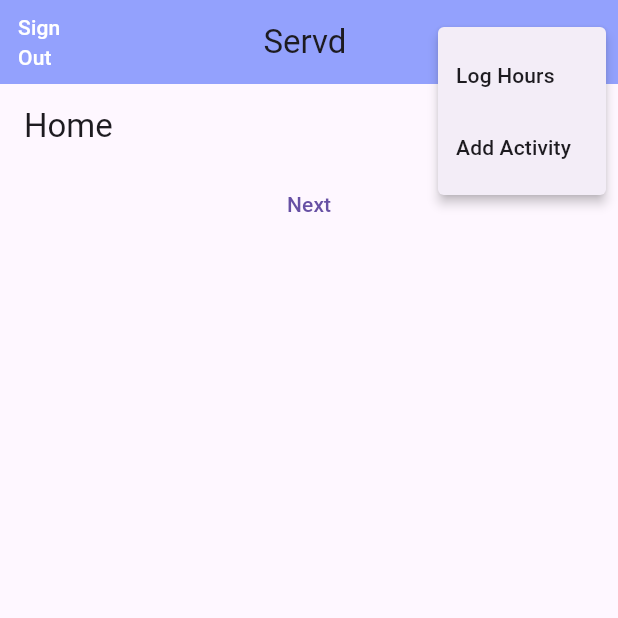
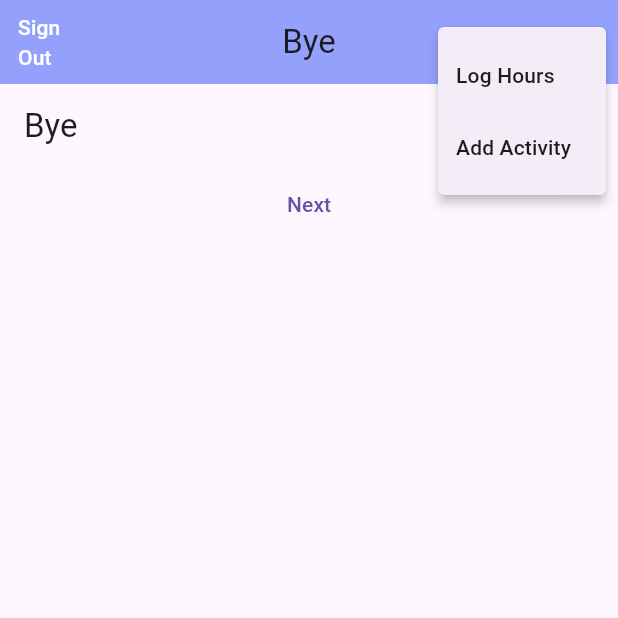
Before and after one commit to jasminepalit/served, a Flutter app: the screen it shows once a user with an empty profile is signed in, after a tap on "Log", on a phone screen of 412 x 824 dp, the top half of it. Run offline on Flutter 3.47's test engine with Material 3 defaults, Android fonts, the phone set to English and light mode, and no system bars; our stand-ins replace cloud_firestore, firebase_auth, firebase_core; accounts and stored records are empty.

Commit message:
worked on getting peoples names

```diff
--- a/lib/HomePage.dart
+++ b/lib/HomePage.dart
@@ -5,17 +5,19 @@ import 'firebase_options.dart';
 import 'package:firebase_auth/firebase_auth.dart';
 import 'MainScreen.dart';
 import 'VolunteerFormPage.dart';
+import 'main.dart';
 
 class HomePage extends StatelessWidget {
   HomePage({super.key, required this.title});
   final String title;
   final _firestore = FirebaseFirestore.instance;
   final user = FirebaseAuth.instance.currentUser;
+  final String firstName = loadFirstName();
   @override
   Widget build(BuildContext context) {
     return Scaffold(
       appBar: AppBar(
-        title: Text(title),
+        title: Text(firstName),
       ),
       body: Center(
         child: Column(
--- a/lib/MainScreen.dart
+++ b/lib/MainScreen.dart
@@ -38,12 +38,15 @@ class _MainScreenState extends State<MainScreen> {
 
   String userType = loadUserType();
 
+  String firstName = loadFirstName();
+
+  String lastName = loadLastName();
 
   @override
   Widget build(BuildContext context) {
     return Scaffold(
       appBar: AppBar(
-        title: const Text('Servd '),
+        title: Text(firstName),
         centerTitle: true,
         backgroundColor: const Color(0xFF93a1fd),
         leading: TextButton(
--- a/lib/main.dart
+++ b/lib/main.dart
@@ -80,22 +80,24 @@ String loadUserType() {
   return 'user'; // default while loading
 }
 
+//issue
 String loadFirstName() {
   final user = FirebaseAuth.instance.currentUser;
-  if (user == null) return 'user';
+  if (user == null) return 'No One';
+  print(user.uid);
   final docRef = FirebaseFirestore.instance.collection('Users').doc(user.uid);
   docRef.get().then((doc) {
     if (doc.exists) {
       print(doc['firstName']);
       return doc['firstName'];
     } else {
-      return 'Jane';
+      return 'nothing here';
     }
   }).catchError((e) {
     print("Error fetching user first name: $e");
-    return 'Jane';
+    return 'Uh oh';
   });
-  return 'Jane'; // default while loading
+  return 'Bye'; // default while loading
 }
 
 String loadLastName() {
```
